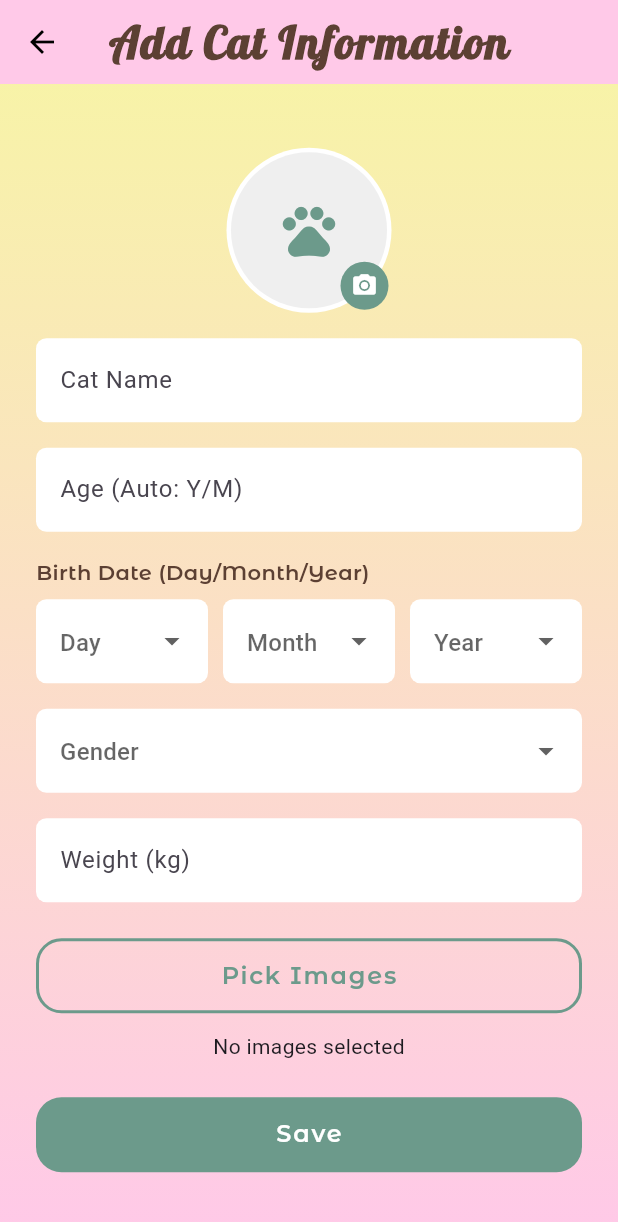
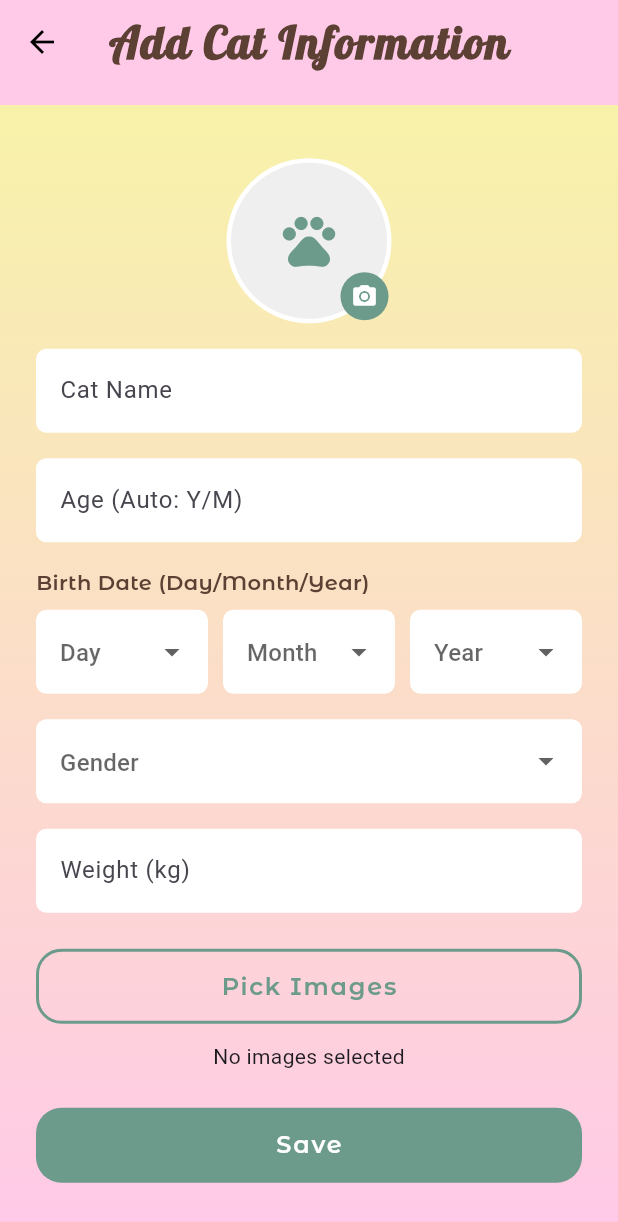
Before and after one commit to NIIIIIINO/Smart_Cat_Water_Bowl, a Flutter app: the InformationPage screen opened by its route, on a phone screen of 412 x 824 dp. Shown: the top 1222 px of the screen. Run offline on Flutter 3.47's test engine with Material 3 defaults, Android fonts, the phone set to English and light mode, and no system bars; our stand-ins replace cloud_firestore, firebase_auth, firebase_core, firebase_storage, image_picker; accounts and stored records are empty; project files that could hold a hidden picture were left out.

Commit message:
Update information_page.dart

```diff
--- a/smart_cat_water_bowl/lib/pages/information_page.dart
+++ b/smart_cat_water_bowl/lib/pages/information_page.dart
@@ -314,16 +314,11 @@ class _InformationPageState extends State<InformationPage> {
 
     return Scaffold(
       backgroundColor: Colors.transparent,
-      appBar: AppBar(
-        flexibleSpace: Container(
-          decoration: const BoxDecoration(
-            gradient: LinearGradient(
-              begin: Alignment.topCenter,
-              end: Alignment.bottomCenter,
-              colors: [Color(0xFFFFC9E8)],
-            ),
-          ),
-        ),
+      appBar: PreferredSize(
+        preferredSize: const Size.fromHeight(70), // 👈 ปรับความสูงตรงนี้
+        child: AppBar(
+          backgroundColor: const Color(0xFFFFC9E8),
+          elevation: 0,
           centerTitle: true,
           title: const Text(
             'Add Cat Information',
@@ -332,6 +327,7 @@ class _InformationPageState extends State<InformationPage> {
               fontSize: 30,
               fontWeight: FontWeight.w700,
               color: Color(0xFF5C4033),
+            ),
           ),
         ),
       ),
```
Lines whose indentation alone changed are shown as unchanged.
